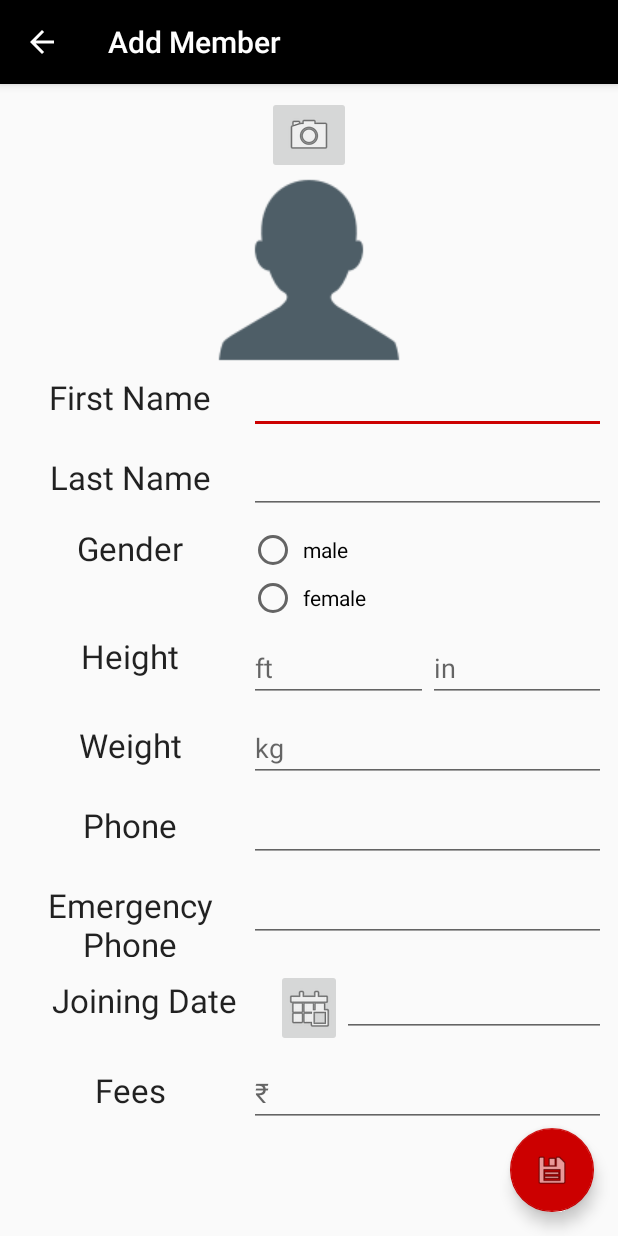
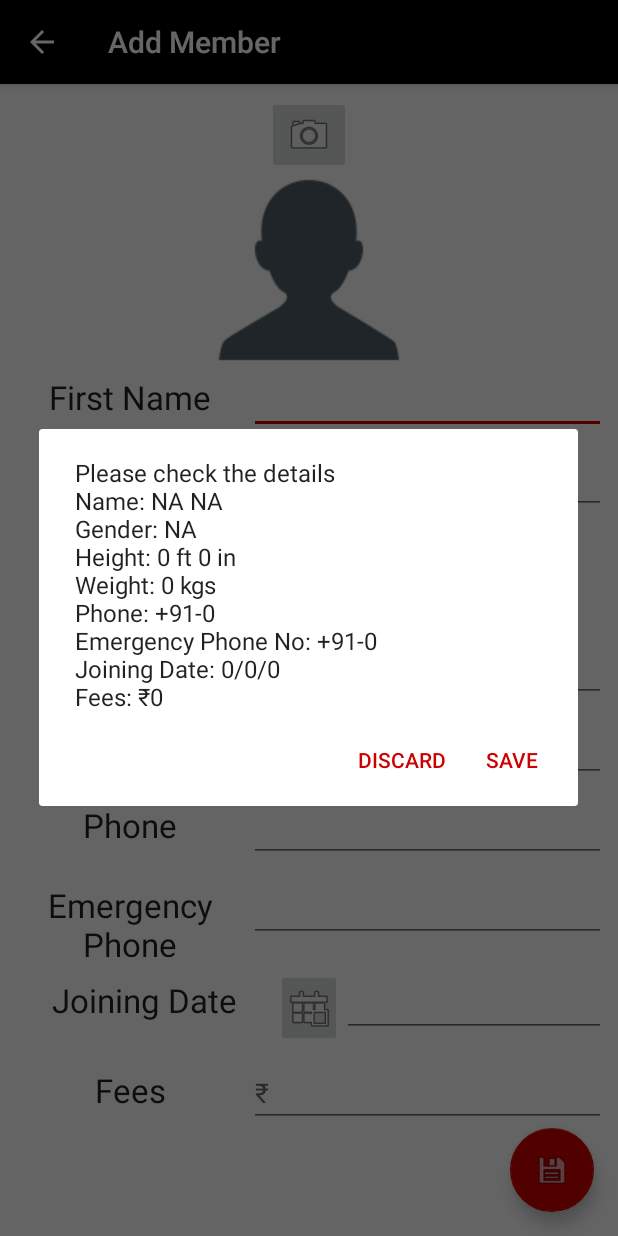
Before and after one commit to AI0497/TIC, an Android app: the AddMember screen opened directly, with no data from a screen before it, after a tap on an icon or button, on a phone screen of 412 x 824 dp. Run offline under Robolectric (Android 15) with nearby library versions, the phone set to English and light mode, and no system bars.

Commit message:
migrate logic for add member form w/o database logic

```diff
--- a/app/src/main/java/appdorks/tk/teamironchamps54thbranchrajendernagar/AddMember.java
+++ b/app/src/main/java/appdorks/tk/teamironchamps54thbranchrajendernagar/AddMember.java
@@ -1,6 +1,11 @@
 package appdorks.tk.teamironchamps54thbranchrajendernagar;
 
+import android.app.AlertDialog;
+import android.app.DatePickerDialog;
+import android.content.ContentValues;
+import android.content.DialogInterface;
 import android.content.Intent;
+import android.database.sqlite.SQLiteDatabase;
 import android.graphics.Bitmap;
 import android.graphics.drawable.BitmapDrawable;
 import android.os.Bundle;
@@ -12,13 +17,19 @@ import android.support.v7.app.AppCompatActivity;
 import android.support.v7.widget.Toolbar;
 import android.util.Log;
 import android.view.View;
+import android.widget.Button;
+import android.widget.DatePicker;
+import android.widget.EditText;
 import android.widget.ImageButton;
 import android.widget.ImageView;
+import android.widget.RadioButton;
+import android.widget.RadioGroup;
 import android.widget.Toast;
 
 import java.io.File;
 import java.io.IOException;
 import java.text.SimpleDateFormat;
+import java.util.Calendar;
 import java.util.Date;
 
 public class AddMember extends AppCompatActivity
@@ -31,6 +42,25 @@ public class AddMember extends AppCompatActivity
     private ImageView mImageView;
     private Bitmap imageBitmap;
 
+    private String mStringFirstName, mStringLastName;
+
+    /*private String mWeightPrefix = "kg";*/
+
+    private long mLongPhone, mLongEmergencyPhone;
+
+    private int mIntGender, mIntHeightIn, mIntHeightFt, mIntWeight, mIntDate, mIntMonth, mIntYear, mIntFees;
+
+    private int mYear, mMonth, mDay, mHour, mMinute;
+
+    private EditText mEditFirstName, mEditLastName, mEditHeightIn, mEditHeightFt, mEditWeight,
+            mEditPhone, mEditEmergencyPhone, mEditStartDate, mEditFees;
+
+    private RadioButton mGenderMale, mGenderFemale;
+
+    private RadioGroup mRadioGroup;
+
+    private ImageButton mBtnStartDate;
+
     @Override
     protected void onCreate(Bundle savedInstanceState)
     {
@@ -38,6 +68,32 @@ public class AddMember extends AppCompatActivity
         setContentView(R.layout.activity_add_member);
         Toolbar toolbar = (Toolbar) findViewById(R.id.toolbar);
         setSupportActionBar(toolbar);
+
+        getSupportActionBar().setDisplayHomeAsUpEnabled(true);
+
+        // editTexts for first and last name
+        mEditFirstName = findViewById(R.id.et_first_name);
+        mEditLastName = findViewById(R.id.et_last_name);
+
+        // radioGroup for gender radioButtons
+        mRadioGroup = findViewById(R.id.radiogroup);
+
+        // radioButtons for gender
+        mGenderMale = findViewById(R.id.rb_gender_male);
+        mGenderFemale = findViewById(R.id.rb_gender_female);
+
+        // editTexts for height in feet and inches
+        mEditHeightFt = findViewById(R.id.et_height_ft);
+        mEditHeightIn = findViewById(R.id.et_height_in);
+
+        // editText for weight
+        mEditWeight = findViewById(R.id.et_weight);
+
+        // editText for phone number
+        mEditPhone = findViewById(R.id.et_phone);
+
+        // editText for emergency phone number
+        mEditEmergencyPhone = findViewById(R.id.et_emergency_phone);
 
         mImageButton = findViewById(R.id.imgBtn_photo);
         mImageView = findViewById(R.id.img_photo);
@@ -53,17 +109,233 @@ public class AddMember extends AppCompatActivity
             }
         });
 
+        mBtnStartDate = findViewById(R.id.imgBtn_start_date);
+
+        mBtnStartDate.setOnClickListener(new View.OnClickListener()
+        {
+            @Override
+            public void onClick(View v)
+            {
+                final Calendar calendar = Calendar.getInstance();
+
+                mYear = calendar.get(Calendar.YEAR);
+                mMonth = calendar.get(Calendar.MONTH);
+                mDay = calendar.get(Calendar.DAY_OF_MONTH);
+
+                DatePickerDialog datePickerDialog = new DatePickerDialog(AddMember.this,
+                        new DatePickerDialog.OnDateSetListener()
+                {
+                    @Override
+                    public void onDateSet(DatePicker view, int year, int month, int dayOfMonth)
+                    {
+                        mIntDate = dayOfMonth;
+                        mIntMonth = month;
+                        mIntYear = year;
+                        mEditStartDate.setText(dayOfMonth + "/" + (month + 1) + "/" + year);
+
+                    }
+                }, mYear, mMonth, mDay);
+                datePickerDialog.show();
+            }
+        });
+
+        mEditStartDate = findViewById(R.id.et_start_date);
+
+        mEditFees = findViewById(R.id.et_fees);
+
         FloatingActionButton fab = (FloatingActionButton) findViewById(R.id.fab_save);
         fab.setOnClickListener(new View.OnClickListener()
         {
             @Override
             public void onClick(View view)
             {
-                /*Snackbar.make(view, "Replace with your own action", Snackbar.LENGTH_LONG)
-                        .setAction("Action", null).show();*/
+
+                retrieveValues();
+
+
+                // before actually entering the values in the database, let the user verify them by showing them in a dialog
+                AlertDialog.Builder builder = new AlertDialog.Builder(AddMember.this);
+                builder.setMessage("Please check the details \n" +
+                        "Name: " + mStringFirstName + " " + mStringLastName + "\n" +
+                        "Gender: " + ((mIntGender == 0)? "Male": (mIntGender == 4) ? "NA" : "Female" ) + "\n" +
+                        "Height: " +  mIntHeightFt + " ft " + mIntHeightIn + " in " + "\n" +
+                        "Weight: " + mIntWeight + " kgs" + "\n" +
+                        "Phone: " + "+91-" + mLongPhone + "\n" +
+                        "Emergency Phone No: " + "+91-" + mLongEmergencyPhone + "\n" +
+                        "Joining Date: " + mIntDate + "/" + mIntMonth + "/" + mIntYear + "\n" +
+                        "Fees: ₹" + mIntFees  )
+                        .setPositiveButton(R.string.add_member_form_dialog_save, new DialogInterface.OnClickListener()
+                        {
+                            @Override
+                            public void onClick(DialogInterface dialog, int which)
+                            {
+                                /*Toast.makeText(AddNewMember.this, "ok clicked", Toast.LENGTH_SHORT).show();*/
+                                if (mStringFirstName.isEmpty() || mStringLastName.isEmpty() ||
+                                        mIntGender == 4 || mLongPhone == 0 || mLongEmergencyPhone == 0
+                                        || mIntDate == 0 || mIntFees == 0)
+                                {
+                                    Toast.makeText(AddMember.this, "please fill all values first", Toast.LENGTH_SHORT).show();
+                                }
+                                else
+                                {
+                                    /*// create content values
+                                    ContentValues contentValues = new ContentValues();
+                                    contentValues.put(MemberContract.MemberEntry.COLUMN_NAME_FIRST_NAME, mStringFirstName);
+                                    contentValues.put(MemberContract.MemberEntry.COLUMN_NAME_LAST_NAME, mStringLastName);
+                                    contentValues.put(MemberContract.MemberEntry.COLUMN_NAME_GENDER, mIntGender);
+                                    contentValues.put(MemberContract.MemberEntry.COLUMN_NAME_WEIGHT, mIntWeight);
+                                    contentValues.put(MemberContract.MemberEntry.COLUMN_NAME_HEIGHT_FT, mIntHeightFt);
+                                    contentValues.put(MemberContract.MemberEntry.COLUMN_NAME_HEIGHT_IN, mIntHeightIn);
+                                    contentValues.put(MemberContract.MemberEntry.COLUMN_NAME_PHONE_NUMBER, mLongPhone);
+                                    contentValues.put(MemberContract.MemberEntry.COLUMN_NAME_EMERGENCY_CONTACT, mLongEmergencyPhone);
+                                    contentValues.put(MemberContract.MemberEntry.COLUMN_NAME_MONTH_START_DATE, mIntDate);
+                                    contentValues.put(MemberContract.MemberEntry.COLUMN_NAME_FEES_AMOUNT, mIntFees);
+
+                                    // TODO save the values to the database
+                                    MemberDBHelper memberDBHelper = new MemberDBHelper(AddNewMember.this);
+
+                                    SQLiteDatabase sqLiteDatabase = memberDBHelper.getWritableDatabase();
+
+
+                                    sqLiteDatabase.insert(MemberContract.MemberEntry.TABLE_NAME, null, contentValues);
+
+                                    Toast.makeText(AddNewMember.this, mStringFirstName + " successfully added!", Toast.LENGTH_SHORT).show();
+
+                                    finish();
+
+                                    //MemberDBHelper memberDBHelper = new MemberDBHelper(this);
+                                    //db.insert(MemberContract.MemberEntry.TABLE_NAME, null, contentValues);*/
+
+                                }
+                            }
+                        }).setNegativeButton(R.string.add_member_form_dialog_discard, new DialogInterface.OnClickListener()
+                {
+                    @Override
+                    public void onClick(DialogInterface dialog, int which)
+                    {
+                        /*Toast.makeText(AddNewMember.this, "no clicked", Toast.LENGTH_SHORT).show();*/
+                    }
+                });
+
+                AlertDialog dialog = builder.create();
+
+                dialog.show();
+
             }
         });
-        getSupportActionBar().setDisplayHomeAsUpEnabled(true);
+
+    }
+
+    private void retrieveValues()
+    {
+        // TODO remove error toasts and make visual validation cues
+        // check for null values
+        // retrieve all the details from the form
+
+        // retrieve first name
+        if (mEditFirstName.getText().toString().isEmpty())
+        {
+            /*Toast.makeText(this, "please enter the first name", Toast.LENGTH_SHORT).show();*/
+            mStringFirstName = "NA";
+        }
+        else
+        {
+            mStringFirstName = mEditFirstName.getText().toString().trim();
+        }
+
+        // retrieve last name
+        if (mEditLastName.getText().toString().isEmpty())
+        {
+            /*Toast.makeText(this, "please enter the last name", Toast.LENGTH_SHORT).show();*/
+            mStringLastName = "NA";
+        }
+        else
+        {
+            mStringLastName = mEditLastName.getText().toString().trim();
+        }
+
+        // retrieve gender
+        if (mGenderMale.isChecked())
+        {
+            mIntGender = 0; // 0 is code for male
+        }
+        else if (mGenderFemale.isChecked())
+        {
+            mIntGender = 1; // 1 is code for female
+        }
+        else
+        {
+            /*Toast.makeText(this, "select a gender", Toast.LENGTH_SHORT).show();*/
+            mIntGender = 4;
+        }
+
+        // retrieve height
+        if (mEditHeightFt.getText().toString().isEmpty())
+        {
+            /*Toast.makeText(this, "please enter height in feet", Toast.LENGTH_SHORT).show();*/
+            mIntHeightFt = 0;
+        }
+        else
+        {
+            mIntHeightFt = Integer.parseInt(mEditHeightFt.getText().toString().trim());
+        }
+
+        if (mEditHeightIn.getText().toString().isEmpty())
+        {
+            /*Toast.makeText(this, "please enter height in inches", Toast.LENGTH_SHORT).show();*/
+            mIntHeightIn = 0;
+        }
+        else
+        {
+            mIntHeightIn = Integer.parseInt(mEditHeightIn.getText().toString().trim());
+        }
+
+        // retrieve weight
+        if (mEditWeight.getText().toString().isEmpty())
+        {
+            /*Toast.makeText(this, "please enter weight", Toast.LENGTH_SHORT).show();*/
+            mIntWeight = 0;
+        }
+        else
+        {
+            mIntWeight = Integer.parseInt(mEditWeight.getText().toString().trim());
+        }
+
+        // retrieve phone number
+        if (mEditPhone.getText().toString().isEmpty())
+        {
+            /*Toast.makeText(this, "please enter phone number", Toast.LENGTH_SHORT).show();*/
+            mLongPhone = 0000000000;
+        }
+        else
+        {
+            mLongPhone = Long.parseLong(mEditPhone.getText().toString().trim());
+        }
+
+        // retrieve emergency phone
+        if (mEditEmergencyPhone.getText().toString().isEmpty())
+        {
+            /*Toast.makeText(this, "please enter emergency contact number", Toast.LENGTH_SHORT).show();*/
+            mLongEmergencyPhone = 0000000000;
+        }
+        else
+        {
+            mLongEmergencyPhone = Long.parseLong(mEditEmergencyPhone.getText().toString().trim());
+        }
+
+        // retrieve start date - done in the DatePickerDialog's onClickListener method
+
+        // retrieve fees
+        if (mEditFees.getText().toString().isEmpty())
+        {
+            /*Toast.makeText(this, "please enter fees", Toast.LENGTH_SHORT).show();*/
+            mIntFees = 00;
+        }
+        else
+        {
+            mIntFees = Integer.parseInt(mEditFees.getText().toString().trim());
+        }
+
     }
 
     @Override
--- a/app/src/main/res/values/strings.xml
+++ b/app/src/main/res/values/strings.xml
@@ -24,5 +24,7 @@
     <string name="title_member_list">Members</string>
     <string name="title_member_detail">Member Detail</string>
 
+    <string name="add_member_form_dialog_save">Save</string>
+    <string name="add_member_form_dialog_discard">Discard</string>
 
 </resources>
```
